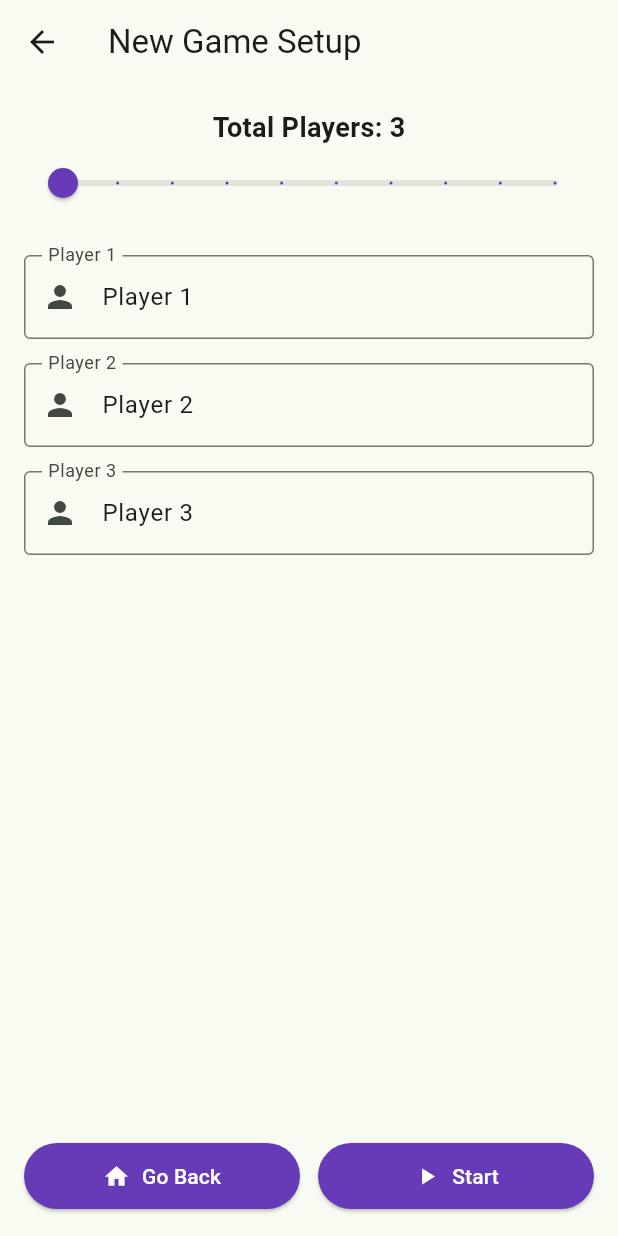
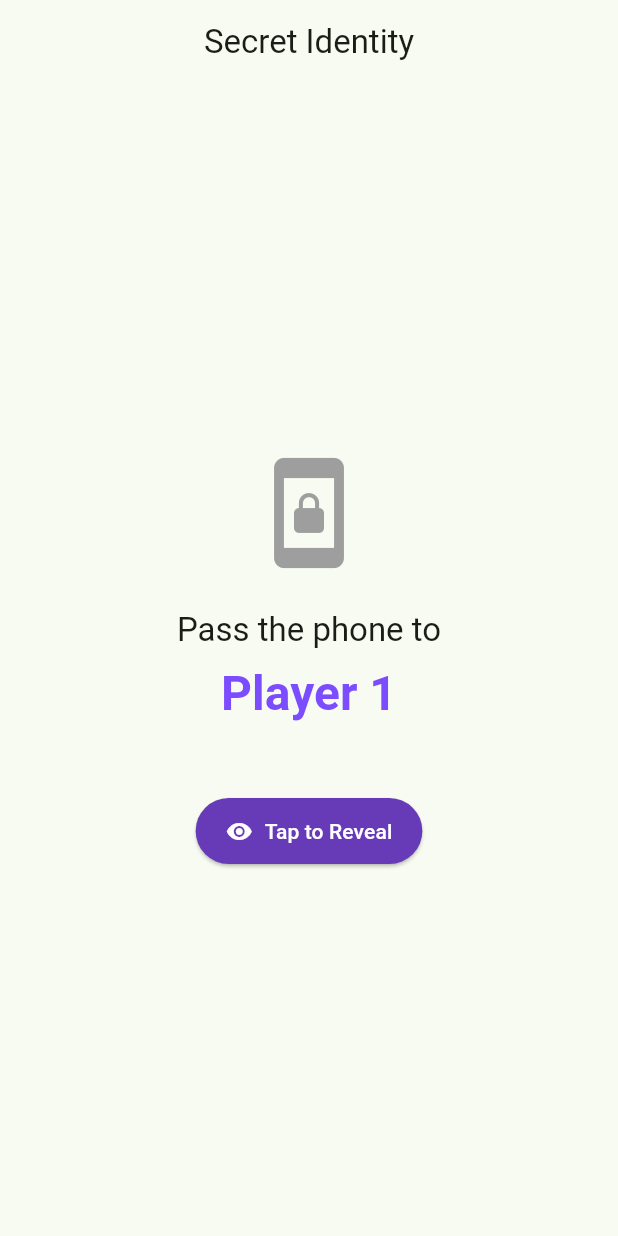
Before and after one commit to Nakagawadesu/fisofi_tech_challenge, a Flutter app: the PlayerSetupScreen screen opened directly, after a tap on "Start", on a phone screen of 412 x 824 dp. Run offline on Flutter 3.47's test engine with Material 3 defaults, Android fonts, the phone set to English and light mode, and no system bars.

Commit message:
Add game setup and reveal functionality with controllers and screens

```diff
--- /dev/null
+++ b/lib/controllers/reveal_controller.dart
@@ -0,0 +1,35 @@
+import 'package:flutter/material.dart';
+import '../models/player.dart';
+
+class RevealController extends ChangeNotifier {
+  // The data passed in from the setup phase
+  final List<Player> players;
+
+  // State variables for the UI
+  int currentPlayerIndex = 0;
+  bool isWordRevealed = false;
+
+  // Constructor requires the generated list of players
+  RevealController(this.players);
+
+  //  getters to keep our UI code incredibly clean
+  Player get currentPlayer => players[currentPlayerIndex];
+  bool get isLastPlayer => currentPlayerIndex == players.length - 1;
+
+  void revealWord() {
+    isWordRevealed = true;
+    notifyListeners();
+  }
+
+  // Returns true if the game should move to the voting phase
+  bool nextPlayer() {
+    if (isLastPlayer) {
+      return true; // Signal the UI to navigate to the next major phase
+    } else {
+      currentPlayerIndex++;
+      isWordRevealed = false; // Instantly hide the screen for the next person
+      notifyListeners();
+      return false; // Keep looping through players
+    }
+  }
+}
--- a/lib/screens/player_setup_screen.dart
+++ b/lib/screens/player_setup_screen.dart
@@ -1,4 +1,5 @@
-import 'package:fisofi_tech_challenge/controller/game_setup_controller.dart';
+import 'package:fisofi_tech_challenge/controllers/game_setup_controller.dart';
+import 'package:fisofi_tech_challenge/screens/role_reveal_scren.dart';
 import 'package:flutter/material.dart';
 import 'package:fisofi_tech_challenge/widgets/primary_button.dart';
 import 'package:fisofi_tech_challenge/widgets/number_slider.dart';
@@ -107,10 +108,16 @@ class _PlayerSetupScreenState extends State<PlayerSetupScreen> {
                                 final activePlayers = _controller
                                     .generatePlayers();
 
-                                print('--- GAME STARTED ---');
-                                for (var player in activePlayers) {
-                                  print(player.toString());
-                                }
+                                // Instead of pushing normally, we use pushReplacement!
+                                // This destroys the Setup Screen so the user can't hit the Android physical back button to get back to it.
+                                Navigator.pushReplacement(
+                                  context,
+                                  MaterialPageRoute(
+                                    builder: (context) => RoleRevealScreen(
+                                      players: activePlayers,
+                                    ),
+                                  ),
+                                );
                               },
                       ),
                     ),
--- /dev/null
+++ b/lib/screens/role_reveal_scren.dart
@@ -0,0 +1,70 @@
+import 'package:fisofi_tech_challenge/widgets/role_reveal_hidden.dart';
+import 'package:fisofi_tech_challenge/widgets/role_reveal_revealed.dart';
+import 'package:flutter/material.dart';
+import '../models/player.dart';
+import '../controllers/reveal_controller.dart';
+
+class RoleRevealScreen extends StatefulWidget {
+  // We require the list of players to be passed into this screen
+  final List<Player> players;
+
+  const RoleRevealScreen({super.key, required this.players});
+
+  @override
+  State<RoleRevealScreen> createState() => _RoleRevealScreenState();
+}
+
+class _RoleRevealScreenState extends State<RoleRevealScreen> {
+  late final RevealController _controller;
+
+  @override
+  void initState() {
+    super.initState();
+    // Initialize the controller with the players passed from the Setup Screen
+    _controller = RevealController(widget.players);
+  }
+
+  @override
+  void dispose() {
+    _controller.dispose();
+    super.dispose();
+  }
+
+  @override
+  Widget build(BuildContext context) {
+    return Scaffold(
+      appBar: AppBar(
+        title: const Text('Secret Identity'),
+        automaticallyImplyLeading: false,
+        centerTitle: true,
+      ),
+      body: ListenableBuilder(
+        listenable: _controller,
+        builder: (context, child) {
+          final currentPlayer = _controller.currentPlayer;
+
+          return Center(
+            child: Padding(
+              padding: const EdgeInsets.all(24.0),
+              child: _controller.isWordRevealed
+                  ? RevealedView(
+                      player: currentPlayer,
+                      isLastPlayer: _controller.isLastPlayer,
+                      onNext: () {
+                        final isFinished = _controller.nextPlayer();
+                        if (isFinished) {
+                          print('Navigate to Discussion Phase!');
+                        }
+                      },
+                    )
+                  : HiddenView(
+                      player: currentPlayer,
+                      onReveal: _controller.revealWord,
+                    ),
+            ),
+          );
+        },
+      ),
+    );
+  }
+}
--- /dev/null
+++ b/lib/widgets/role_reveal_hidden.dart
@@ -0,0 +1,39 @@
+import 'package:fisofi_tech_challenge/models/player.dart';
+import 'package:fisofi_tech_challenge/widgets/primary_button.dart';
+import 'package:flutter/material.dart';
+
+class HiddenView extends StatelessWidget {
+  final Player player;
+  final VoidCallback onReveal;
+
+  const HiddenView({super.key, required this.player, required this.onReveal});
+
+  @override
+  Widget build(BuildContext context) {
+    return Column(
+      mainAxisAlignment: MainAxisAlignment.center,
+      children: [
+        const Icon(Icons.screen_lock_portrait, size: 80, color: Colors.grey),
+        const SizedBox(height: 24),
+        Text(
+          'Pass the phone to',
+          style: Theme.of(context).textTheme.titleLarge,
+        ),
+        const SizedBox(height: 8),
+        Text(
+          player.name,
+          style: Theme.of(context).textTheme.headlineLarge?.copyWith(
+            fontWeight: FontWeight.bold,
+            color: Colors.deepPurpleAccent,
+          ),
+        ),
+        const SizedBox(height: 48),
+        PrimaryButton(
+          text: 'Tap to Reveal',
+          icon: Icons.visibility,
+          onPressed: onReveal, // Trigger the passed-in function!
+        ),
+      ],
+    );
+  }
+}
```
Also changed, not shown: lib/widgets/role_reveal_revealed.dart (added, +53 -0 lines), lib/controllers/game_setup_controller.dart (renamed from lib/controller/game_setup_controller.dart).
